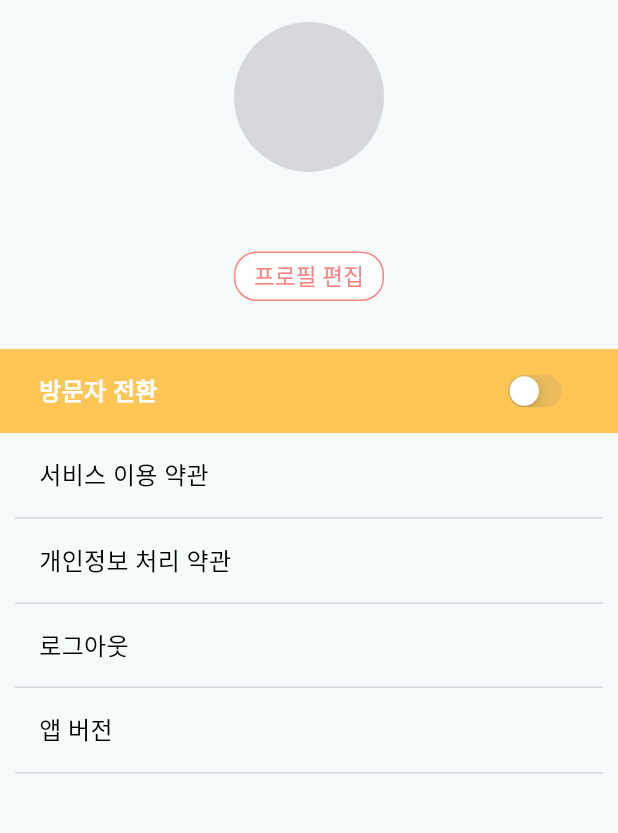
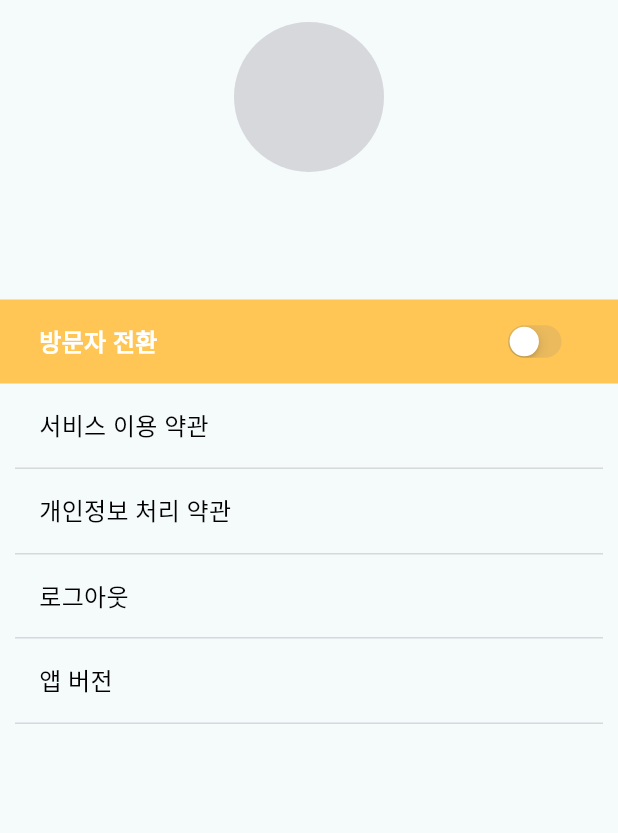
Before and after one commit to BirthdayCafe/Birca_Android, a Flutter app: the HostMyPage screen opened directly, on a phone screen of 412 x 824 dp, the part 62-895 px from its top. Run offline on Flutter 3.47's test engine with Material 3 defaults, Android fonts, the phone set to English and light mode, and no system bars; our stand-ins replace card_swiper, dio, file_picker, flutter_dotenv, flutter_secure_storage, flutter_svg and 4 more; missing offline and left inert: kakao_flutter_sdk; accounts and stored records are empty; Roboto replaces fonts that are missing (Pretendard); project files that could hold a hidden picture were left out.

Commit message:
fix. 프로필 편집 제거

```diff
--- a/lib/view/host/host_mypage.dart
+++ b/lib/view/host/host_mypage.dart
@@ -86,15 +86,15 @@ class _HostMyPage extends State<HostMyPage> {
                 const SizedBox(
                   height: 11,
                 ),
-                const BircaOutLinedButton(
-                    text: '프로필 편집',
-                    radiusColor: Palette.primary,
-                    backgroundColor: Colors.white,
-                    width: 100,
-                    height: 33,
-                    radius: 15,
-                    textColor: Palette.primary,
-                    textSize: 15),
+                // const BircaOutLinedButton(
+                //     text: '프로필 편집',
+                //     radiusColor: Palette.primary,
+                //     backgroundColor: Colors.white,
+                //     width: 100,
+                //     height: 33,
+                //     radius: 15,
+                //     textColor: Palette.primary,
+                //     textSize: 15),
               ],
             ),
           ),
```
Also changed, not shown: lib/view/visitor/visitor_mypage.dart (+9 -9 lines).
